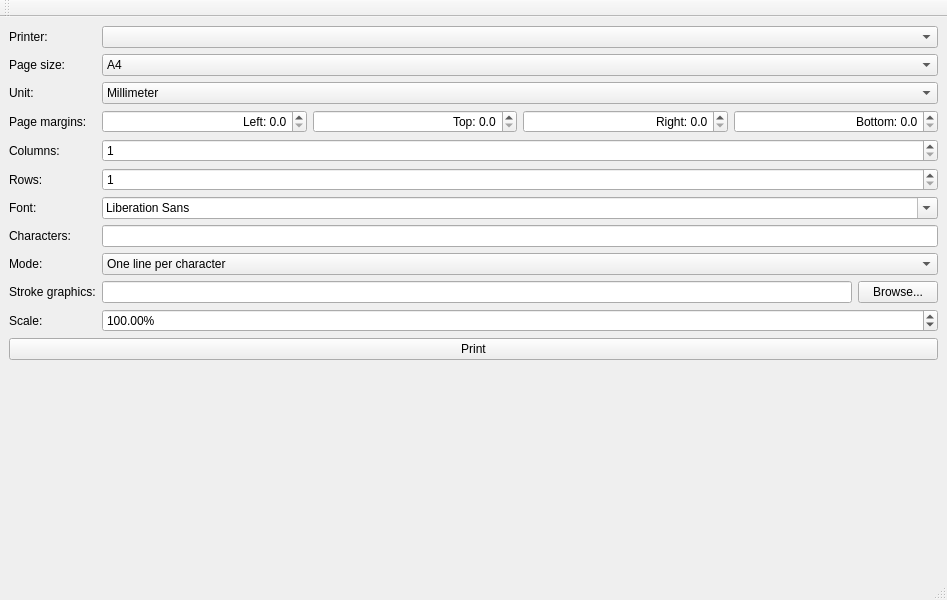
Before: the Qt Designer form mainwindow.ui in karoyqiu/copybook, drawn with Qt 5.
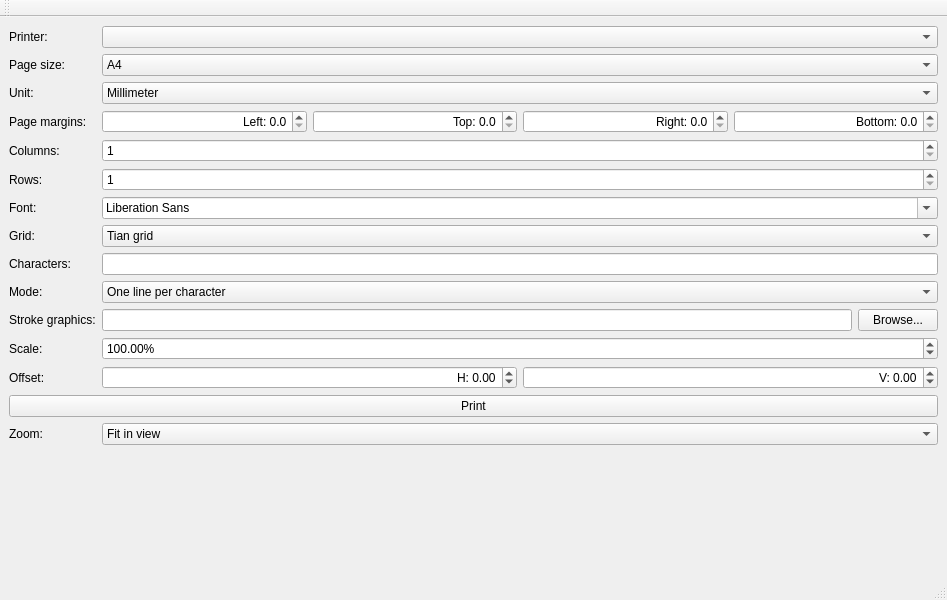
After: the same form once the commit is applied.

What changed in the file:
```diff
--- a/mainwindow.ui
+++ b/mainwindow.ui
@@ -189,6 +189,30 @@
        <widget class="QFontComboBox" name="comboFont"/>
       </item>
       <item row="7" column="0">
+       <widget class="QLabel" name="label_12">
+        <property name="text">
+         <string>Grid:</string>
+        </property>
+        <property name="buddy">
+         <cstring>comboGrid</cstring>
+        </property>
+       </widget>
+      </item>
+      <item row="7" column="1">
+       <widget class="QComboBox" name="comboGrid">
+        <item>
+         <property name="text">
+          <string>Tian grid</string>
+         </property>
+        </item>
+        <item>
+         <property name="text">
+          <string>Four lines</string>
+         </property>
+        </item>
+       </widget>
+      </item>
+      <item row="8" column="0">
        <widget class="QLabel" name="label_7">
         <property name="text">
          <string>Characters:</string>
@@ -198,14 +222,14 @@
         </property>
        </widget>
       </item>
-      <item row="7" column="1">
+      <item row="8" column="1">
        <widget class="QLineEdit" name="editChars">
         <property name="clearButtonEnabled">
          <bool>true</bool>
         </property>
        </widget>
       </item>
-      <item row="8" column="0">
+      <item row="9" column="0">
        <widget class="QLabel" name="label_8">
         <property name="text">
          <string>Mode:</string>
@@ -215,7 +239,7 @@
         </property>
        </widget>
       </item>
-      <item row="8" column="1">
+      <item row="9" column="1">
        <widget class="QComboBox" name="comboMode">
         <item>
          <property name="text">
@@ -234,14 +258,17 @@
         </item>
        </widget>
       </item>
-      <item row="11" column="0" colspan="2">
-       <widget class="QPushButton" name="buttonPrint">
+      <item row="10" column="0">
+       <widget class="QLabel" name="label_10">
         <property name="text">
-         <string>Print</string>
+         <string>Stroke graphics:</string>
+        </property>
+        <property name="buddy">
+         <cstring>editStrokeGraphics</cstring>
         </property>
        </widget>
       </item>
-      <item row="9" column="1">
+      <item row="10" column="1">
        <layout class="QHBoxLayout" name="horizontalLayout_2">
         <item>
          <widget class="QLineEdit" name="editStrokeGraphics"/>
@@ -255,17 +282,7 @@
         </item>
        </layout>
       </item>
-      <item row="9" column="0">
-       <widget class="QLabel" name="label_10">
-        <property name="text">
-         <string>Stroke graphics:</string>
-        </property>
-        <property name="buddy">
-         <cstring>editStrokeGraphics</cstring>
-        </property>
-       </widget>
-      </item>
-      <item row="10" column="0">
+      <item row="11" column="0">
        <widget class="QLabel" name="label_11">
         <property name="text">
          <string>Scale:</string>
@@ -275,7 +292,7 @@
         </property>
        </widget>
       </item>
-      <item row="10" column="1">
+      <item row="11" column="1">
        <widget class="QDoubleSpinBox" name="spinScale">
         <property name="suffix">
          <string>%</string>
@@ -288,6 +305,94 @@
         </property>
        </widget>
       </item>
+      <item row="12" column="0">
+       <widget class="QLabel" name="label_13">
+        <property name="text">
+         <string>Offset:</string>
+        </property>
+        <property name="buddy">
+         <cstring>spinOffsetX</cstring>
+        </property>
+       </widget>
+      </item>
+      <item row="12" column="1">
+       <layout class="QHBoxLayout" name="horizontalLayout_3">
+        <item>
+         <widget class="QDoubleSpinBox" name="spinOffsetX">
+          <property name="alignment">
+           <set>Qt::AlignRight|Qt::AlignTrailing|Qt::AlignVCenter</set>
+          </property>
+          <property name="prefix">
+           <string>H: </string>
+          </property>
+          <property name="minimum">
+           <double>-100.000000000000000</double>
+          </property>
+          <property name="maximum">
+           <double>100.000000000000000</double>
+          </property>
+         </widget>
+        </item>
+        <item>
+         <widget class="QDoubleSpinBox" name="spinOffsetY">
+          <property name="alignment">
+           <set>Qt::AlignRight|Qt::AlignTrailing|Qt::AlignVCenter</set>
+          </property>
+          <property name="prefix">
+           <string>V: </string>
+          </property>
+          <property name="minimum">
+           <double>-100.000000000000000</double>
+          </property>
+          <property name="maximum">
+           <double>100.000000000000000</double>
+          </property>
+          <property name="singleStep">
+           <double>0.050000000000000</double>
+          </property>
+         </widget>
+        </item>
+       </layout>
+      </item>
+      <item row="14" column="0">
+       <widget class="QLabel" name="label_15">
+        <property name="text">
+         <string>Zoom:</string>
+        </property>
+        <property name="buddy">
+         <cstring>comboZoom</cstring>
+        </property>
+       </widget>
+      </item>
+      <item row="13" column="0" colspan="2">
+       <widget class="QPushButton" name="buttonPrint">
+        <property name="text">
+         <string>Print</string>
+        </property>
+       </widget>
+      </item>
+      <item row="14" column="1">
+       <widget class="QComboBox" name="comboZoom">
+        <property name="currentIndex">
+         <number>2</number>
+        </property>
+        <item>
+         <property name="text">
+          <string>100%</string>
+         </property>
+        </item>
+        <item>
+         <property name="text">
+          <string>Fit to width</string>
+         </property>
+        </item>
+        <item>
+         <property name="text">
+          <string>Fit in view</string>
+         </property>
+        </item>
+       </widget>
+      </item>
      </layout>
     </item>
    </layout>
```
Left out of the diff: 5 changed lines with no effect on the pictures.
